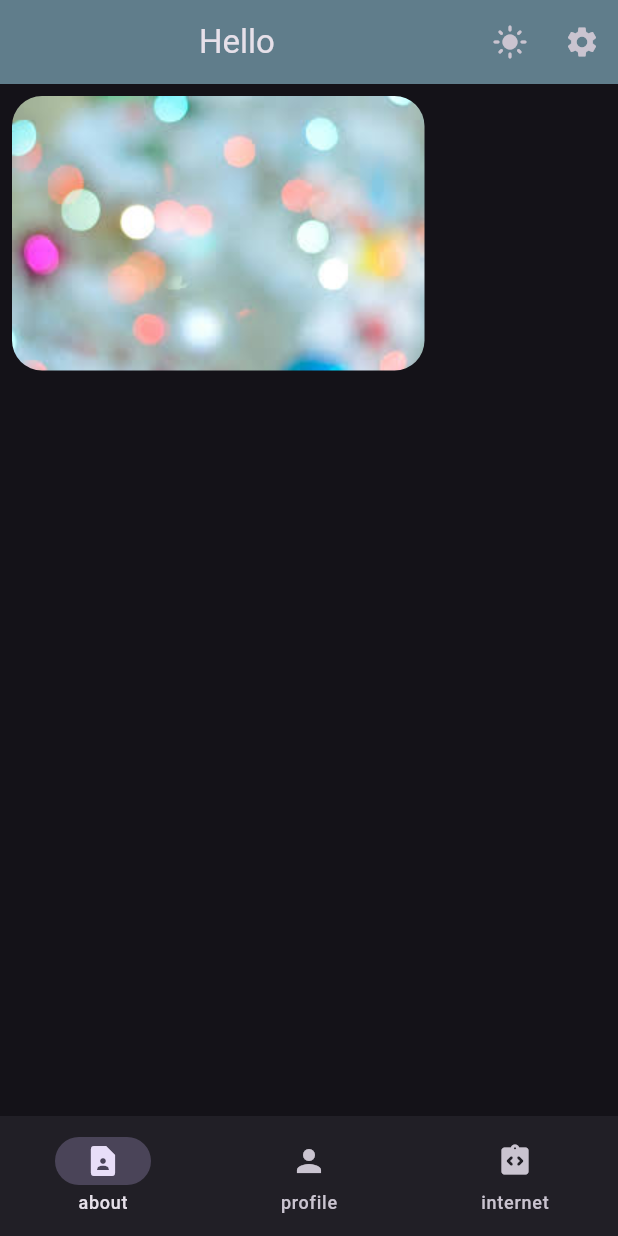
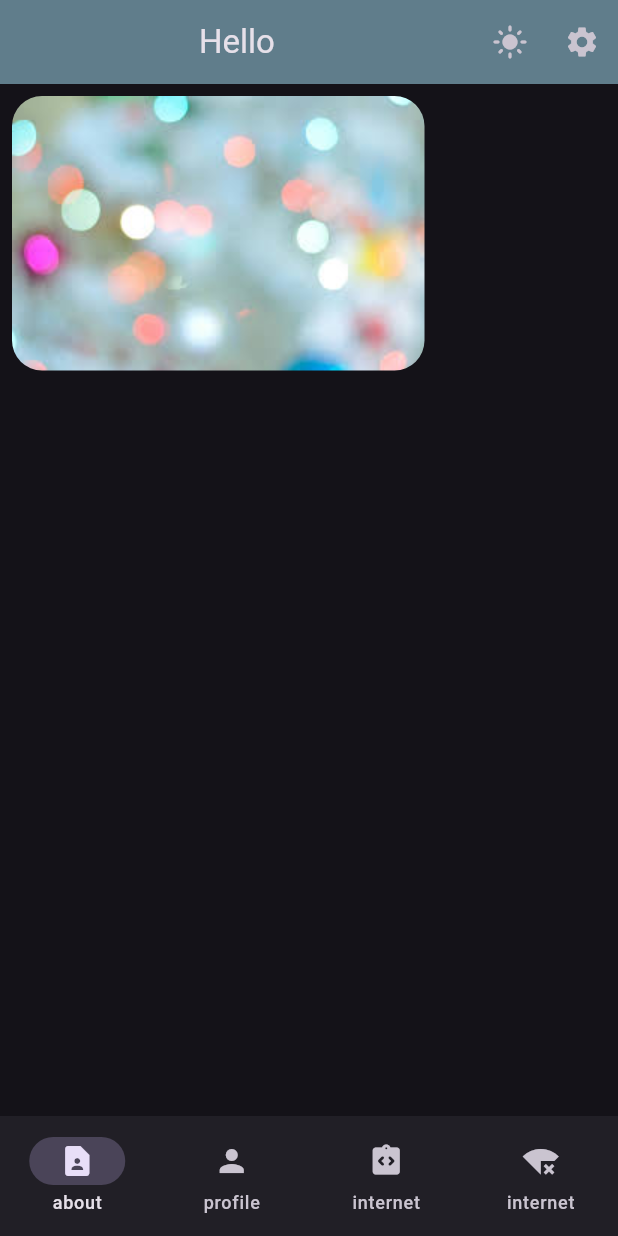
Before and after one commit to KavindaKiridana/flutter_beginning, a Flutter app: the WidgetTree screen opened directly, on a phone screen of 412 x 824 dp. Run offline on Flutter 3.47's test engine with Material 3 defaults, Android fonts, the phone set to English and light mode, and no system bars.

Commit message:
Update widget_tree.dart

```diff
--- a/lib/widget_tree.dart
+++ b/lib/widget_tree.dart
@@ -1,11 +1,17 @@
 import 'package:flutter/material.dart';
+import 'package:flutter5/comming_from_internet.dart';
 import 'package:flutter5/internet_page.dart';
 import 'package:flutter5/notifier.dart';
 import 'package:flutter5/profile.dart';
 import 'package:flutter5/about.dart';
 import 'package:flutter5/top_a_bar.dart';
 
-List<Widget> pages = [About(), Profile(), InternetPage()];
+List<Widget> pages = [
+  About(),
+  Profile(),
+  InternetPage(),
+  CommingFromInternet(),
+];
 
 class WidgetTree extends StatelessWidget {
   const WidgetTree({super.key});
@@ -29,6 +35,10 @@ class WidgetTree extends StatelessWidget {
                 icon: Icon(Icons.integration_instructions_rounded),
                 label: 'internet',
               ),
+              NavigationDestination(
+                icon: Icon(Icons.signal_wifi_connected_no_internet_4),
+                label: 'internet',
+              ),
             ],
             onDestinationSelected: (int num) {
               selectedBarNo.value = num;
```
